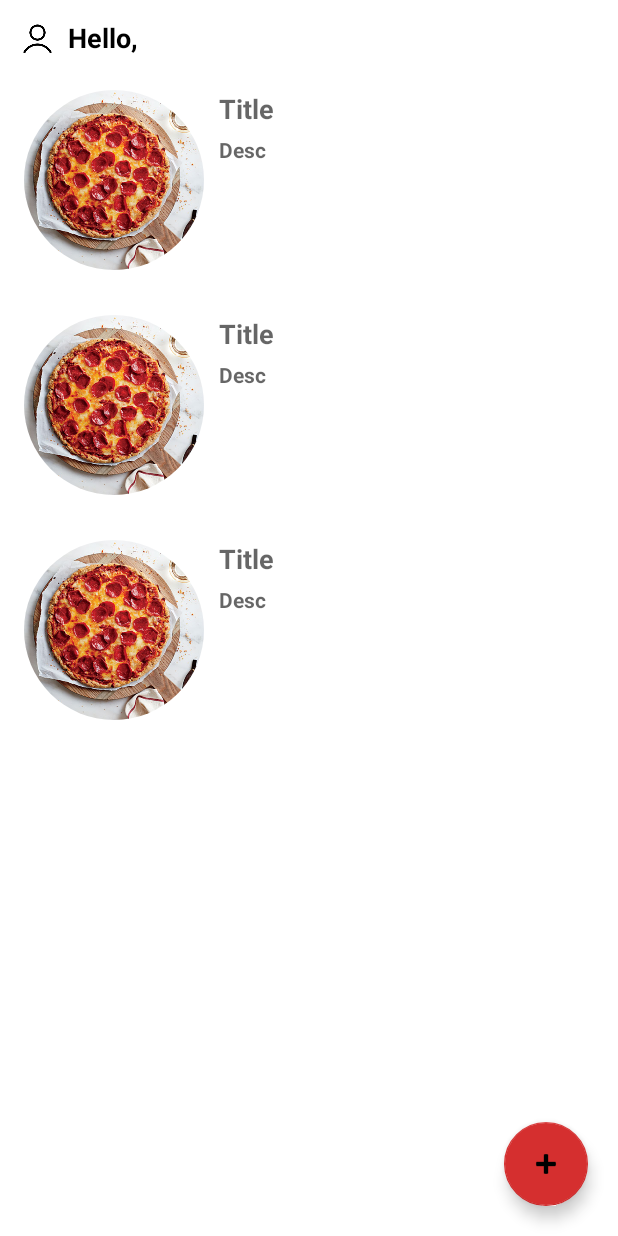
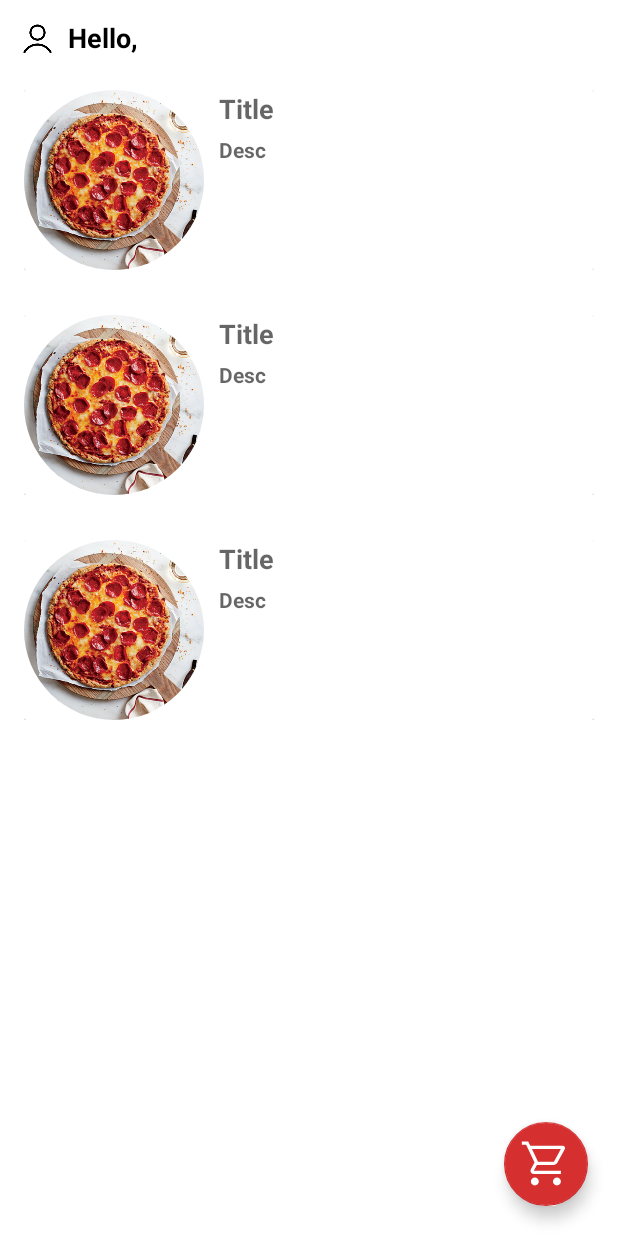
Before and after one commit to frinaldisyauqi/pizza-restaurant, an Android app: the layout activity_third.xml on its own in the app's theme, with its tools: preview values and no code run, on a phone screen of 412 x 824 dp. Run offline under Robolectric (Android 15) with nearby library versions, the phone set to English and light mode, and no system bars.

Commit message:
Menu Activity done

```diff
--- a/app/src/main/AndroidManifest.xml
+++ b/app/src/main/AndroidManifest.xml
@@ -13,6 +13,9 @@
         android:supportsRtl="true"
         android:theme="@style/Theme.FrizzaRestaurant"
         tools:targetApi="31">
+        <activity
+            android:name=".MenuActivity"
+            android:exported="false" />
         <activity
             android:name=".ThirdActivity"
             android:exported="false" />
--- /dev/null
+++ b/app/src/main/res/drawable/shopping_cart.xml
@@ -0,0 +1,10 @@
+<vector xmlns:android="http://schemas.android.com/apk/res/android"
+    android:width="48dp"
+    android:height="48dp"
+    android:viewportWidth="48"
+    android:viewportHeight="48"
+    android:tint="?attr/colorControlNormal">
+  <path
+      android:fillColor="@android:color/white"
+      android:pathData="M14.35,43.95Q12.85,43.95 11.8,42.9Q10.75,41.85 10.75,40.35Q10.75,38.85 11.8,37.8Q12.85,36.75 14.35,36.75Q15.85,36.75 16.9,37.8Q17.95,38.85 17.95,40.35Q17.95,41.85 16.9,42.9Q15.85,43.95 14.35,43.95ZM34.35,43.95Q32.85,43.95 31.8,42.9Q30.75,41.85 30.75,40.35Q30.75,38.85 31.8,37.8Q32.85,36.75 34.35,36.75Q35.85,36.75 36.9,37.8Q37.95,38.85 37.95,40.35Q37.95,41.85 36.9,42.9Q35.85,43.95 34.35,43.95ZM11.75,10.95 L17.25,22.35H31.65Q31.65,22.35 31.65,22.35Q31.65,22.35 31.65,22.35L37.9,10.95Q37.9,10.95 37.9,10.95Q37.9,10.95 37.9,10.95ZM10.25,7.95H39.7Q40.85,7.95 41.45,9Q42.05,10.05 41.45,11.1L34.7,23.25Q34.15,24.2 33.275,24.775Q32.4,25.35 31.35,25.35H16.2L13.4,30.55Q13.4,30.55 13.4,30.55Q13.4,30.55 13.4,30.55H37.95V33.55H13.85Q11.75,33.55 10.825,32.15Q9.9,30.75 10.85,29L14.05,23.1L6.45,7H2.55V4H8.4ZM17.25,22.35H31.65Q31.65,22.35 31.65,22.35Q31.65,22.35 31.65,22.35Z"/>
+</vector>
--- a/app/src/main/res/layout/activity_third.xml
+++ b/app/src/main/res/layout/activity_third.xml
@@ -40,12 +40,15 @@
 
     <com.google.android.material.floatingactionbutton.FloatingActionButton
         android:id="@+id/fab"
-        android:layout_width="wrap_content"
-        android:layout_height="wrap_content"
+        android:layout_width="56sp"
+        android:layout_height="56sp"
         android:layout_margin="20sp"
+        android:backgroundTint="@color/red_main"
         app:layout_constraintEnd_toEndOf="parent"
         app:layout_constraintBottom_toBottomOf="parent"
-        app:srcCompat="@android:drawable/ic_input_add"
+        app:srcCompat="@drawable/shopping_cart"
+        app:tint="@color/white"
+        app:maxImageSize="35sp"
         tools:ignore="MissingConstraints"/>
 
     </androidx.constraintlayout.widget.ConstraintLayout>
--- a/app/src/main/res/layout/menu_list.xml
+++ b/app/src/main/res/layout/menu_list.xml
@@ -10,14 +10,27 @@
     android:paddingBottom="10dp"
     android:layout_marginBottom="10sp">
 
+    <androidx.cardview.widget.CardView
+        android:layout_width="match_parent"
+        android:id="@+id/card_menu_id"
+        android:layout_height="wrap_content"
+        app:layout_constraintStart_toStartOf="parent"
+        app:layout_constraintEnd_toEndOf="parent"
+        app:layout_constraintTop_toTopOf="parent"
+        app:cardBackgroundColor="@color/white">
+
+        <androidx.constraintlayout.widget.ConstraintLayout
+            android:layout_width="match_parent"
+            android:layout_height="match_parent"
+            android:id="@+id/cons_inside">
+
             <de.hdodenhof.circleimageview.CircleImageView
                 android:id="@+id/display_picture_menu_id"
                 android:layout_width="120sp"
                 android:layout_height="120sp"
                 android:src="@drawable/pizza_pepperoni"
-        app:layout_constraintStart_toStartOf="parent"
-        app:layout_constraintTop_toTopOf="parent"
-        app:layout_constraintBottom_toBottomOf="parent"/>
+                app:layout_constraintStart_toStartOf="@id/cons_inside"
+                app:layout_constraintTop_toTopOf="@id/cons_inside"/>
 
             <TextView
                 android:id="@+id/menu_title_id"
@@ -43,3 +56,6 @@
                 android:textStyle="bold"
                 android:textColor="@color/text_main" />
         </androidx.constraintlayout.widget.ConstraintLayout>
+
+    </androidx.cardview.widget.CardView>
+</androidx.constraintlayout.widget.ConstraintLayout>
```
Also changed, not shown: app/src/main/java/com/frinaldi/frizzarestaurant/AdapterRecyclerView.java (+33 -0 lines), app/src/main/java/com/frinaldi/frizzarestaurant/MenuActivity.java (added, +46 -0 lines), app/src/main/res/layout/activity_menu.xml (added, +80 -0 lines). Lines whose indentation alone changed are shown as unchanged.
